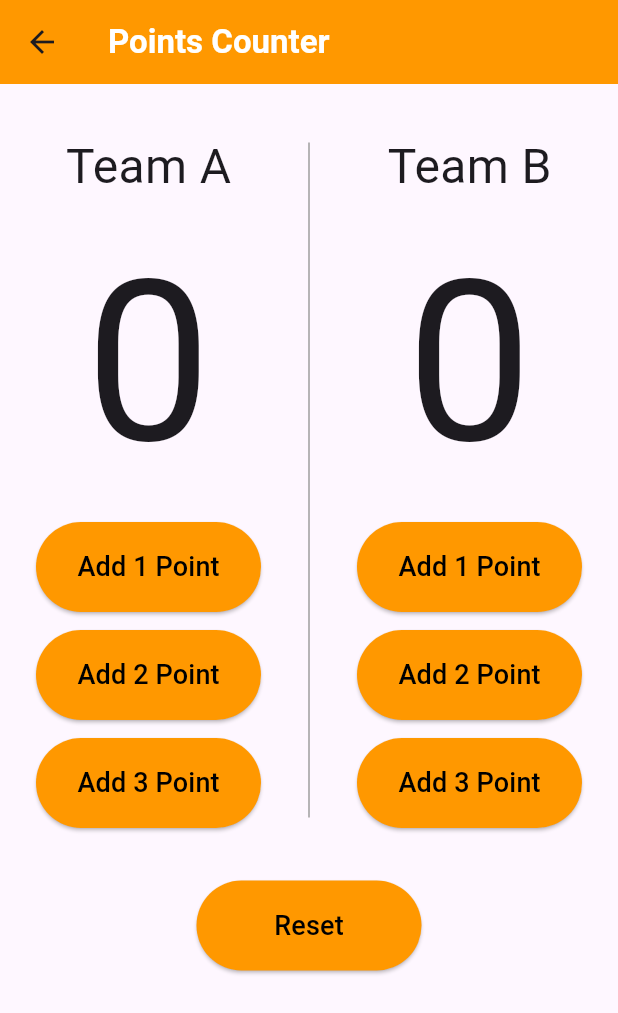
After one commit to ahmadmoussa78/basketball_counter_app, a Flutter app: the HomeView screen opened directly, on a phone screen of 412 x 824 dp. The commit adds this screen. Shown: the top 1013 px of the screen. Run offline on Flutter 3.47's test engine with Material 3 defaults, Android fonts, the phone set to English and light mode, and no system bars; our stand-ins replace flutter_bloc.

Commit message:
Added HomeView widget

```diff
--- /dev/null
+++ b/lib/views/home_view.dart
@@ -0,0 +1,130 @@
+import 'package:flutter/material.dart';
+
+class HomeView extends StatelessWidget {
+  const HomeView({super.key});
+
+  @override
+  Widget build(BuildContext context) {
+    return Scaffold(
+      appBar: AppBar(
+        backgroundColor: Colors.orange,
+        title: Text(
+          "Points Counter",
+          style: TextStyle(color: Colors.white, fontWeight: FontWeight.bold),
+        ),
+      ),
+      body: Column(
+        children: [
+          const SizedBox(height: 32),
+          Row(
+            mainAxisAlignment: MainAxisAlignment.spaceEvenly,
+            children: [
+              Column(
+                children: [
+                  Text("Team A", style: TextStyle(fontSize: 32)),
+
+                  Text("0", style: TextStyle(fontSize: 150)),
+
+                  ElevatedButton(
+                    style: ElevatedButton.styleFrom(
+                      backgroundColor: Colors.orange,
+                      minimumSize: Size(150, 60),
+                    ),
+                    onPressed: () {},
+                    child: Text(
+                      "Add 1 Point",
+                      style: TextStyle(color: Colors.black, fontSize: 18),
+                    ),
+                  ),
+                  const SizedBox(height: 12),
+                  ElevatedButton(
+                    style: ElevatedButton.styleFrom(
+                      backgroundColor: Colors.orange,
+                      minimumSize: Size(150, 60),
+                    ),
+                    onPressed: () {},
+                    child: Text(
+                      "Add 2 Point",
+                      style: TextStyle(color: Colors.black, fontSize: 18),
+                    ),
+                  ),
+                  const SizedBox(height: 12),
+                  ElevatedButton(
+                    style: ElevatedButton.styleFrom(
+                      backgroundColor: Colors.orange,
+                      minimumSize: Size(150, 60),
+                    ),
+                    onPressed: () {},
+                    child: Text(
+                      "Add 3 Point",
+                      style: TextStyle(color: Colors.black, fontSize: 18),
+                    ),
+                  ),
+                ],
+              ),
+
+              const SizedBox(
+                height: 450,
+                child: VerticalDivider(color: Colors.grey, thickness: 1),
+              ),
+
+              Column(
+                children: [
+                  Text("Team B", style: TextStyle(fontSize: 32)),
+                  Text("0", style: TextStyle(fontSize: 150)),
+                  ElevatedButton(
+                    style: ElevatedButton.styleFrom(
+                      backgroundColor: Colors.orange,
+                      minimumSize: Size(150, 60),
+                    ),
+                    onPressed: () {},
+                    child: Text(
+                      "Add 1 Point",
+                      style: TextStyle(color: Colors.black, fontSize: 18),
+                    ),
+                  ),
+                  const SizedBox(height: 12),
+                  ElevatedButton(
+                    style: ElevatedButton.styleFrom(
+                      backgroundColor: Colors.orange,
+                      minimumSize: Size(150, 60),
+                    ),
+                    onPressed: () {},
+                    child: Text(
+                      "Add 2 Point",
+                      style: TextStyle(color: Colors.black, fontSize: 18),
+                    ),
+                  ),
+                  const SizedBox(height: 12),
+                  ElevatedButton(
+                    style: ElevatedButton.styleFrom(
+                      backgroundColor: Colors.orange,
+                      minimumSize: Size(150, 60),
+                    ),
+                    onPressed: () {},
+                    child: Text(
+                      "Add 3 Point",
+                      style: TextStyle(color: Colors.black, fontSize: 18),
+                    ),
+                  ),
+                ],
+              ),
+            ],
+          ),
+          const SizedBox(height: 35),
+          ElevatedButton(
+            style: ElevatedButton.styleFrom(
+              backgroundColor: Colors.orange,
+              minimumSize: Size(150, 60),
+            ),
+            onPressed: () {},
+            child: Text(
+              "Reset",
+              style: TextStyle(color: Colors.black, fontSize: 18),
+            ),
+          ),
+        ],
+      ),
+    );
+  }
+}
```
Also changed, not shown: lib/main.dart (line endings or trailing spaces).
